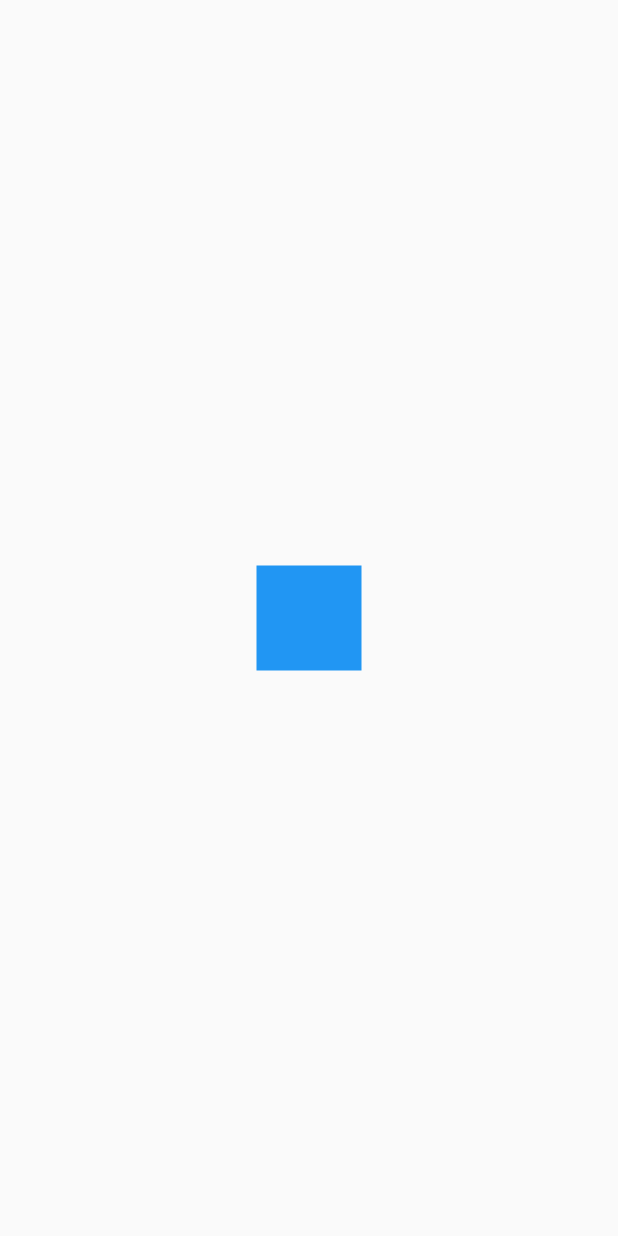
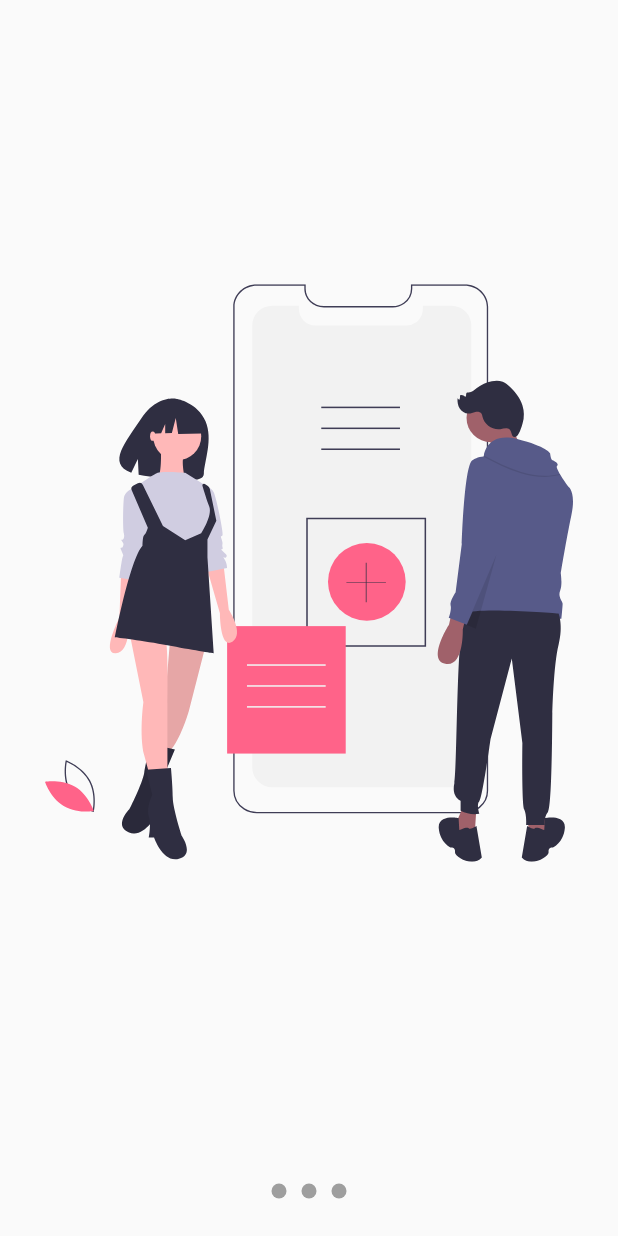
Before and after one commit to JAIME1523/cuadradoAnimadoFlutter, a Flutter app: the screen it shows after launch, on a phone screen of 412 x 824 dp. Run offline on Flutter 3.47's test engine with Material 2 defaults, Android fonts, the phone set to English and light mode, and no system bars; our stand-ins replace flutter_svg.

```diff
--- a/lib/main.dart
+++ b/lib/main.dart
@@ -1,4 +1,7 @@
-import 'package:designs/retos/cuadrado_animado.dart';import 'package:flutter/material.dart';
+// import 'package:designs/labs/circular_progres_page.dart';
+// import 'package:designs/pages/grafias_ciculares.dart';
+import 'package:designs/src/pages/slideshow_page.dart';
+import 'package:flutter/material.dart';
 
 void main() => runApp(const MyApp());
 
@@ -10,7 +13,7 @@ class MyApp extends StatelessWidget {
     return const MaterialApp(
       debugShowCheckedModeBanner: false,
       title: 'Material App',
-      home: CuadradoAnimado(),
+      home: SlideShowPage(),
     );
   }
 }
--- a/lib/pages/headers_pages.dart
+++ b/lib/src/pages/headers_pages.dart
@@ -1,4 +1,4 @@
-import 'package:designs/pages/animaciones_pages.dart';
+import 'package:designs/src/pages/animaciones_pages.dart';
 // import 'package:designs/widgets/headers.dart';
 import 'package:flutter/material.dart';
 
--- /dev/null
+++ b/lib/src/pages/slideshow_page.dart
@@ -0,0 +1,120 @@
+import 'package:flutter/material.dart';
+import 'package:flutter_svg/flutter_svg.dart';
+
+class SlideShowPage extends StatelessWidget {
+  const SlideShowPage({Key? key}) : super(key: key);
+
+  @override
+  Widget build(BuildContext context) {
+    return Scaffold(
+      body: Center(
+          child: Column(children: const [
+        Expanded(child: _Slides()),
+        _Dots(),
+      ])),
+    );
+  }
+}
+
+class _Dots extends StatelessWidget {
+  const _Dots({Key? key}) : super(key: key);
+
+  @override
+  Widget build(BuildContext context) {
+    return Container(
+      width: double.infinity,
+      height: 60,
+      child: Row(
+        mainAxisAlignment: MainAxisAlignment.center,
+        children: const [
+          _Dot(index: 0,),
+          _Dot(index: 1,),
+          _Dot(index: 2,),
+
+
+        ],
+      ),
+    );
+  }
+}
+
+class _Dot extends StatelessWidget {
+  const _Dot({
+    Key? key, required this.index,
+  }) : super(key: key);
+  final int index;
+
+  @override
+  Widget build(BuildContext context) {
+    return Container(
+        margin: const EdgeInsets.symmetric(horizontal: 5),
+        height: 10,
+        width: 10,
+        decoration: const BoxDecoration(
+          color: Colors.grey,
+          shape: BoxShape.circle,
+        ));
+  }
+}
+
+class _Slides extends StatefulWidget {
+  const _Slides({Key? key}) : super(key: key);
+
+  @override
+  State<_Slides> createState() => _SlidesState();
+}
+
+class _SlidesState extends State<_Slides> {
+  final pageViewController = PageController();
+
+  @override
+  void initState() {
+    super.initState();
+
+    pageViewController.addListener(() {
+      print('pagina actual ${pageViewController.page}');
+    });
+  }
+
+  @override
+  void dispose() {
+    super.dispose();
+  }
+
+  @override
+  Widget build(BuildContext context) {
+    return Container(
+      child: PageView(
+        controller: pageViewController,
+        children: const [
+          _Slide(
+            svg: 'assets/slide-1.svg',
+          ),
+          _Slide(
+            svg: 'assets/slide-2.svg',
+          ),
+          _Slide(
+            svg: 'assets/slide-3.svg',
+          ),
+        ],
+      ),
+    );
+  }
+}
+
+class _Slide extends StatelessWidget {
+  const _Slide({
+    Key? key,
+    required this.svg,
+  }) : super(key: key);
+  final String svg;
+
+  @override
+  Widget build(BuildContext context) {
+    return Container(
+        width: double.infinity,
+        height: double.infinity,
+        padding: const EdgeInsets.all(30),
+        child: SvgPicture.asset(svg));
+  }
+}
```
Also changed, not shown: lib/src/labs/circular_progres_page.dart (added, +103 -0 lines), lib/src/models/slider_model.dart (added, +12 -0 lines), lib/src/pages/grafias_ciculares.dart (added, +83 -0 lines), lib/src/widgets/radial_progress.dart (added, +123 -0 lines), pubspec.yaml (+31 -42 lines), assets/slide-1.svg (added), assets/slide-2.svg (added), assets/slide-3.svg (added), assets/slide-4.svg (added), assets/slide-5.svg (added), lib/src/pages/animaciones_pages.dart (renamed from lib/pages/animaciones_pages.dart), lib/src/retos/cuadrado_animado.dart (renamed from lib/retos/cuadrado_animado.dart), lib/src/widgets/headers.dart (renamed from lib/widgets/headers.dart), pubspec.lock.
